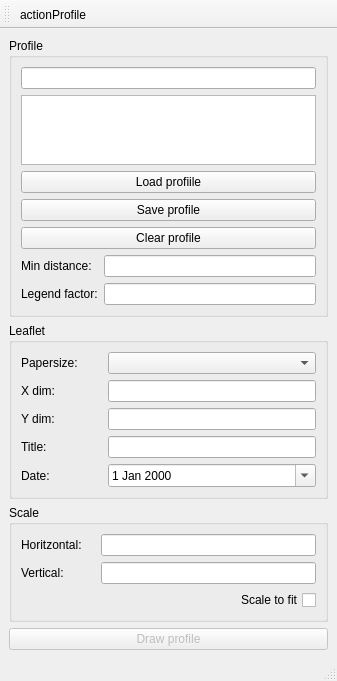
Before: the Qt Designer form ui/profile.ui in Giswater/giswater_qgis_plugin, drawn with Qt 5.
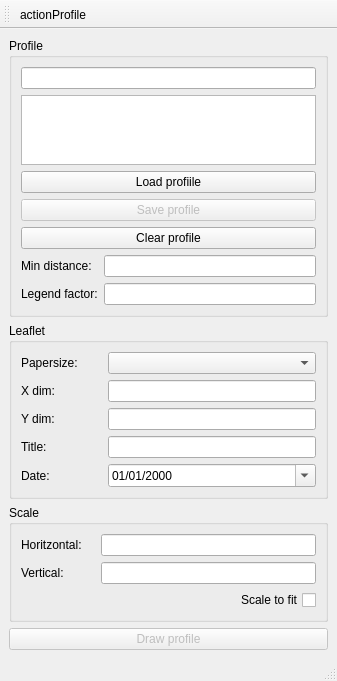
After: the same form once the commit is applied. Icons and pictures are not drawn.

Commit message: Enhancement: save/load profile and clean code

The edit to the form file:
```diff
--- a/ui/profile.ui
+++ b/ui/profile.ui
@@ -30,6 +30,9 @@
        </item>
        <item row="3" column="0" colspan="2">
         <widget class="QPushButton" name="btn_save_profile">
+         <property name="enabled">
+          <bool>false</bool>
+         </property>
          <property name="text">
           <string>Save profile</string>
          </property>
@@ -130,6 +133,9 @@
        </item>
        <item row="9" column="1">
         <widget class="QDateEdit" name="date">
+         <property name="displayFormat">
+          <string>dd/MM/yyyy</string>
+         </property>
          <property name="calendarPopup">
           <bool>true</bool>
          </property>
```
The commit also changes 2 other files.
